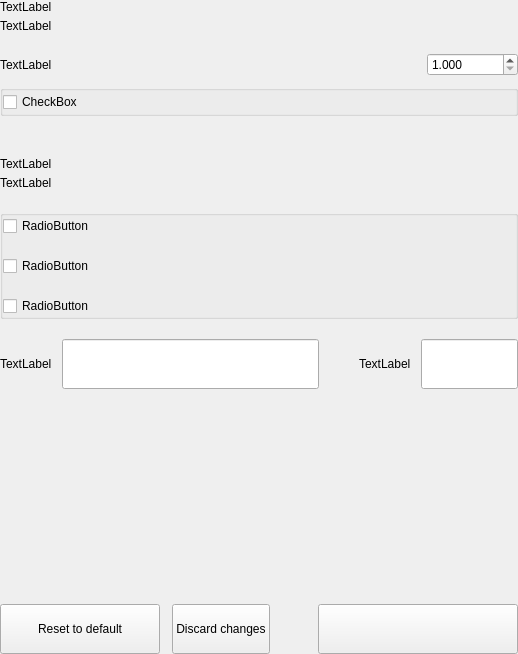
This is src/qt/pivx/settings/forms/settingswalletoptionswidget.ui in afghany/castletmp as Qt 5 draws it before an edit. The edited form follows.
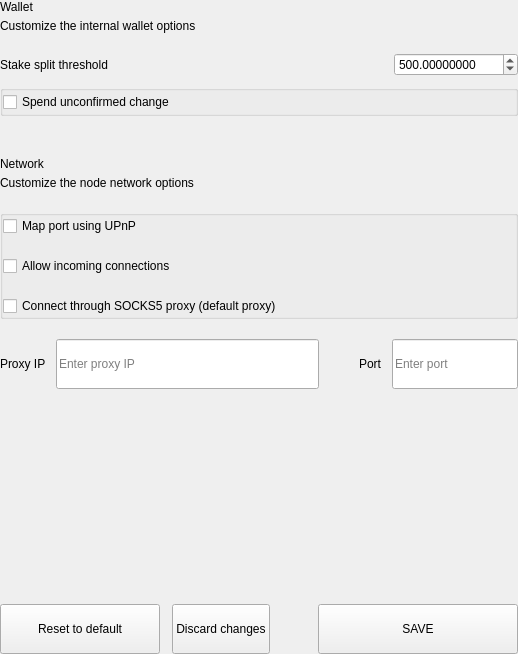
This is the edited form.

The edit to the form file:
```diff
--- a/src/qt/pivx/settings/forms/settingswalletoptionswidget.ui
+++ b/src/qt/pivx/settings/forms/settingswalletoptionswidget.ui
@@ -62,14 +62,14 @@
             <item>
              <widget class="QLabel" name="labelTitle">
               <property name="text">
-               <string>TextLabel</string>
+               <string>Wallet</string>
               </property>
              </widget>
             </item>
             <item>
              <widget class="QLabel" name="labelSubtitle1">
               <property name="text">
-               <string>TextLabel</string>
+               <string>Customize the internal wallet options</string>
               </property>
               <property name="wordWrap">
                <bool>true</bool>
@@ -104,7 +104,7 @@
           <item>
            <widget class="QLabel" name="labelTitleStake">
             <property name="text">
-             <string>TextLabel</string>
+             <string>Stake split threshold</string>
             </property>
            </widget>
           </item>
@@ -124,14 +124,17 @@
           <item>
            <widget class="QDoubleSpinBox" name="spinBoxStakeSplitThreshold">
             <property name="decimals">
-             <number>3</number>
+             <number>8</number>
             </property>
             <property name="minimum">
-             <number>1</number>
+             <number>0</number>
             </property>
             <property name="maximum">
              <number>999999</number>
             </property>
+            <property name="value">
+             <number>500</number>
+            </property>
            </widget>
           </item>
          </layout>
@@ -160,7 +163,7 @@
            <item>
             <widget class="QCheckBox" name="radioButtonSpend">
              <property name="text">
-              <string>CheckBox</string>
+              <string>Spend unconfirmed change</string>
              </property>
             </widget>
            </item>
@@ -231,14 +234,14 @@
             <item>
              <widget class="QLabel" name="labelTitleNetwork">
               <property name="text">
-               <string>TextLabel</string>
+               <string>Network</string>
               </property>
              </widget>
             </item>
             <item>
              <widget class="QLabel" name="labelSubtitleNetwork">
               <property name="text">
-               <string>TextLabel</string>
+               <string>Customize the node network options</string>
               </property>
               <property name="wordWrap">
                <bool>true</bool>
@@ -289,21 +292,21 @@
            <item>
             <widget class="QCheckBox" name="checkBoxMap">
              <property name="text">
-              <string>RadioButton</string>
+              <string>Map port using UPnP</string>
              </property>
             </widget>
            </item>
            <item>
             <widget class="QCheckBox" name="checkBoxAllow">
              <property name="text">
-              <string>RadioButton</string>
+              <string>Allow incoming connections</string>
              </property>
             </widget>
            </item>
            <item>
             <widget class="QCheckBox" name="checkBoxConnect">
              <property name="text">
-              <string>RadioButton</string>
+              <string>Connect through SOCKS5 proxy (default proxy)</string>
              </property>
             </widget>
            </item>
@@ -339,7 +342,7 @@
             <item>
              <widget class="QLabel" name="labelSubtitleProxy">
               <property name="text">
-               <string>TextLabel</string>
+               <string>Proxy IP</string>
               </property>
              </widget>
             </item>
@@ -357,6 +360,9 @@
                 <height>50</height>
                </size>
               </property>
+              <property name="placeholderText">
+               <string>Enter proxy IP</string>
+              </property>
              </widget>
             </item>
            </layout>
@@ -382,7 +388,7 @@
             <item>
              <widget class="QLabel" name="labelSubtitlePort">
               <property name="text">
-               <string>TextLabel</string>
+               <string>Port</string>
               </property>
              </widget>
             </item>
@@ -400,6 +406,9 @@
                 <height>50</height>
                </size>
               </property>
+              <property name="placeholderText">
+               <string>Enter port</string>
+              </property>
              </widget>
             </item>
            </layout>
@@ -496,7 +505,7 @@
              <enum>Qt::NoFocus</enum>
             </property>
             <property name="text">
-             <string/>
+             <string>SAVE</string>
             </property>
            </widget>
           </item>
```
